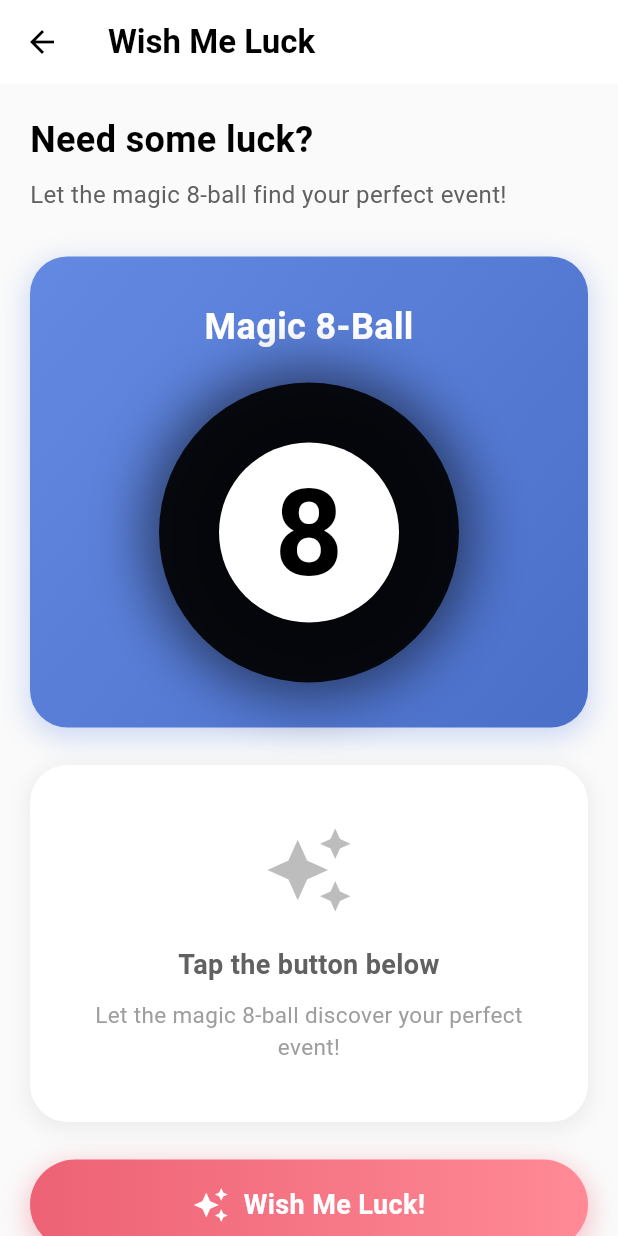
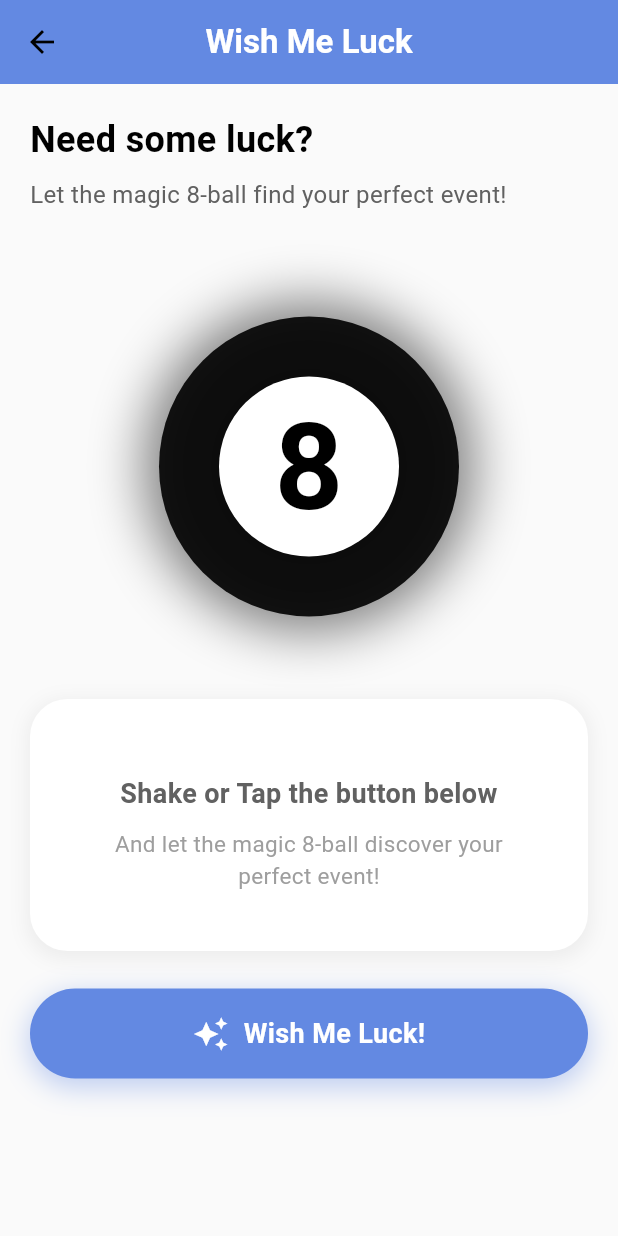
Before and after one commit to Moviles-2025-20/Flutter, a Flutter app: the _WishMeLuckContent screen opened directly, on a phone screen of 412 x 824 dp. Run offline on Flutter 3.47's test engine with Material 3 defaults, Android fonts, the phone set to English and light mode, and no system bars; our stand-ins replace cloud_firestore, firebase_auth, firebase_core, google_sign_in, shared_preferences; missing offline and left inert: flutter_facebook_auth, flutter_web_auth_2; accounts and stored records are empty; network calls fail.

Commit message:
Finalizar Base WishMeLuck

```diff
--- a/lib/pages/wishMeLuck/model/wish_me_luck_event.dart
+++ b/lib/pages/wishMeLuck/model/wish_me_luck_event.dart
@@ -1,9 +1,11 @@
 class WishMeLuckEvent {
+  final String id;
   final String title;
   final String imageUrl;
   final String description;
 
   WishMeLuckEvent({
+    required this.id,
     required this.title,
     required this.imageUrl,
     required this.description,
@@ -11,6 +13,7 @@ class WishMeLuckEvent {
 
   factory WishMeLuckEvent.fromJson(Map<String, dynamic> json) {
     return WishMeLuckEvent(
+      id: json['id'] ?? '',
       title: json['title'] ?? json['name'] ?? 'Untitled Event',
       imageUrl: json['metadata']?['image_url'] ?? json['image_url'] ?? '',
       description: json['description'] ?? 'No description available',
@@ -19,6 +22,7 @@ class WishMeLuckEvent {
 
   Map<String, dynamic> toJson() {
     return {
+      'id': id,
       'title': title,
       'image_url': imageUrl,
       'description': description,
--- a/lib/pages/wishMeLuck/view/wish_me_luck_view.dart
+++ b/lib/pages/wishMeLuck/view/wish_me_luck_view.dart
@@ -68,10 +68,11 @@ class _WishMeLuckContentState extends State<_WishMeLuckContent>
           'Wish Me Luck',
           style: TextStyle(
             fontWeight: FontWeight.bold,
-            color: Colors.black,
+            color: Color.fromARGB(255, 255, 255, 255),
           ),
         ),
-        backgroundColor: Colors.white,
+        centerTitle: true,
+        backgroundColor: const Color(0xFF6389E2),
         elevation: 0,
         iconTheme: const IconThemeData(color: Colors.black),
       ),
--- a/lib/util/firebase_service.dart
+++ b/lib/util/firebase_service.dart
@@ -2,7 +2,7 @@ import 'package:cloud_firestore/cloud_firestore.dart';
 import 'package:firebase_core/firebase_core.dart';
 
 class FirebaseService {
-  static const String _databaseId = 'prueba';
+  static const String _databaseId = 'default';
 
   static FirebaseFirestore get firestore {
     return FirebaseFirestore.instanceFor(
--- /dev/null
+++ b/lib/util/navigation_helper.dart
@@ -0,0 +1,5 @@
+import 'package:flutter/material.dart';
+
+void pushWithNav(GlobalKey<NavigatorState> navigatorKey, Widget page) {
+  navigatorKey.currentState?.push(MaterialPageRoute(builder: (_) => page));
+}
--- a/lib/widgets/MagicBall/button_wish_me_luck.dart
+++ b/lib/widgets/MagicBall/button_wish_me_luck.dart
@@ -18,12 +18,12 @@ class WishMeLuckButton extends StatelessWidget {
       height: 60,
       decoration: BoxDecoration(
         gradient: const LinearGradient(
-          colors: [Color(0xFFED6275), Color(0xFFFF8A95)],
+          colors: [Color(0xFF6389E2), Color(0xFF6389E2)],
         ),
         borderRadius: BorderRadius.circular(30),
         boxShadow: [
           BoxShadow(
-            color: const Color(0xFFED6275).withValues(alpha: 0.4),
+            color: const Color(0xFF6389E2).withValues(alpha: 0.4),
             spreadRadius: 1,
             blurRadius: 15,
             offset: const Offset(0, 5),
--- a/lib/widgets/MagicBall/events_magic_ball.dart
+++ b/lib/widgets/MagicBall/events_magic_ball.dart
@@ -24,14 +24,9 @@ class EmptyState extends StatelessWidget {
       ),
       child: Column(
         children: [
-          Icon(
-            Icons.auto_awesome,
-            size: 60,
-            color: Colors.grey[400],
-          ),
-          const SizedBox(height: 20),
+          const SizedBox(height: 10),
           Text(
-            'Tap the button below',
+            'Shake or Tap the button below',
             style: TextStyle(
               color: Colors.grey[700],
               fontSize: 18,
@@ -41,7 +36,7 @@ class EmptyState extends StatelessWidget {
           ),
           const SizedBox(height: 10),
           Text(
-            'Let the magic 8-ball discover your perfect event!',
+            'And let the magic 8-ball discover your perfect event!',
             style: TextStyle(
               color: Colors.grey[500],
               fontSize: 15,
--- a/lib/widgets/MagicBall/magic_ball.dart
+++ b/lib/widgets/MagicBall/magic_ball.dart
@@ -27,32 +27,12 @@ class Magic8BallCard extends StatelessWidget {
               width: double.infinity,
               padding: const EdgeInsets.all(30),
               decoration: BoxDecoration(
-                gradient: const LinearGradient(
-                  begin: Alignment.topLeft,
-                  end: Alignment.bottomRight,
-                  colors: [Color(0xFF6389E2), Color(0xFF4A6FC9)],
-                ),
                 borderRadius: BorderRadius.circular(25),
-                boxShadow: [
-                  BoxShadow(
-                    color: const Color(0xFF6389E2).withValues(alpha: 0.3),
-                    spreadRadius: 2,
-                    blurRadius: 15,
-                    offset: const Offset(0, 5),
-                  ),
-                ],
+
               ),
               child: Column(
                 children: [
-                  const Text(
-                    'Magic 8-Ball',
-                    style: TextStyle(
-                      color: Colors.white,
-                      fontSize: 24,
-                      fontWeight: FontWeight.bold,
-                    ),
-                  ),
-                  const SizedBox(height: 20),
+                  const SizedBox(height: 10),
                   _Magic8Ball(isLoading: viewModel.isLoading),
                 ],
               ),
@@ -116,14 +96,7 @@ class _Magic8Ball extends StatelessWidget {
                               strokeWidth: 3,
                             ),
                             SizedBox(height: 10),
-                            Text(
-                              'Searching...',
-                              style: TextStyle(
-                                color: Colors.black54,
-                                fontSize: 12,
-                                fontWeight: FontWeight.w600,
-                              ),
-                            ),
+
                           ],
                         )
                       : const Text(
```
Also changed, not shown: lib/main.dart (+60 -23 lines), lib/pages/home/home.dart (+54 -10 lines), lib/util/wish_me_luck_service.dart (+24 -0 lines), lib/widgets/MagicBall/event_card_magic_ball.dart (+1 -6 lines), lib/widgets/customHeader.dart (+6 -5 lines), lib/widgets/home_sections_card.dart (+5 -19 lines).
